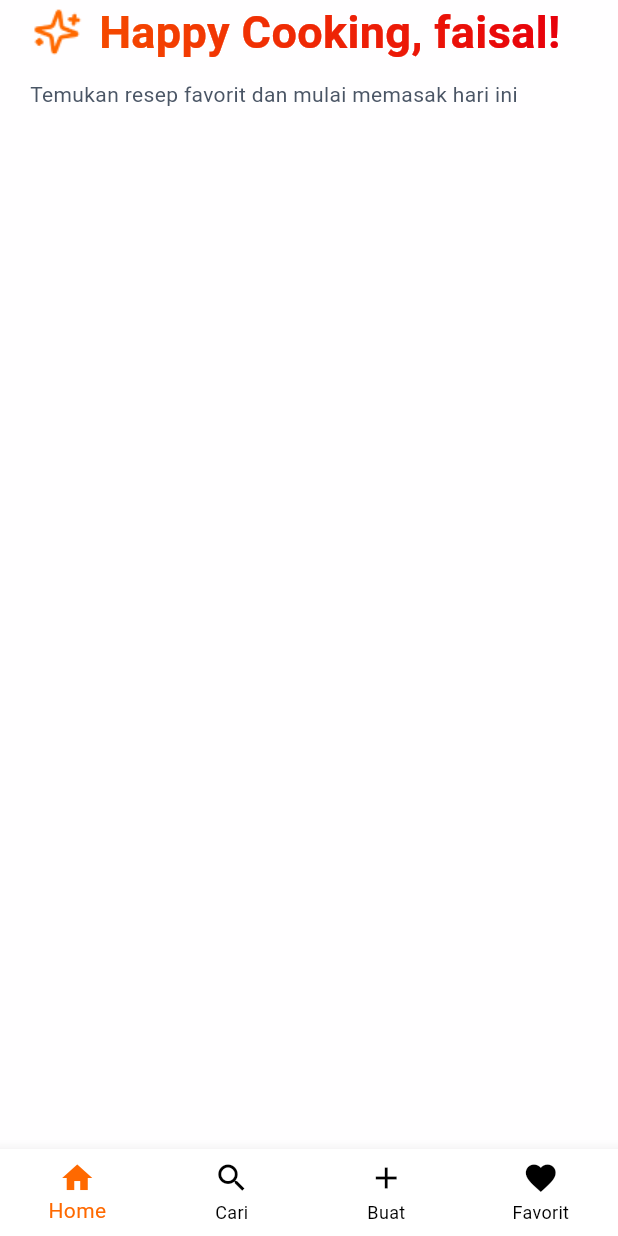
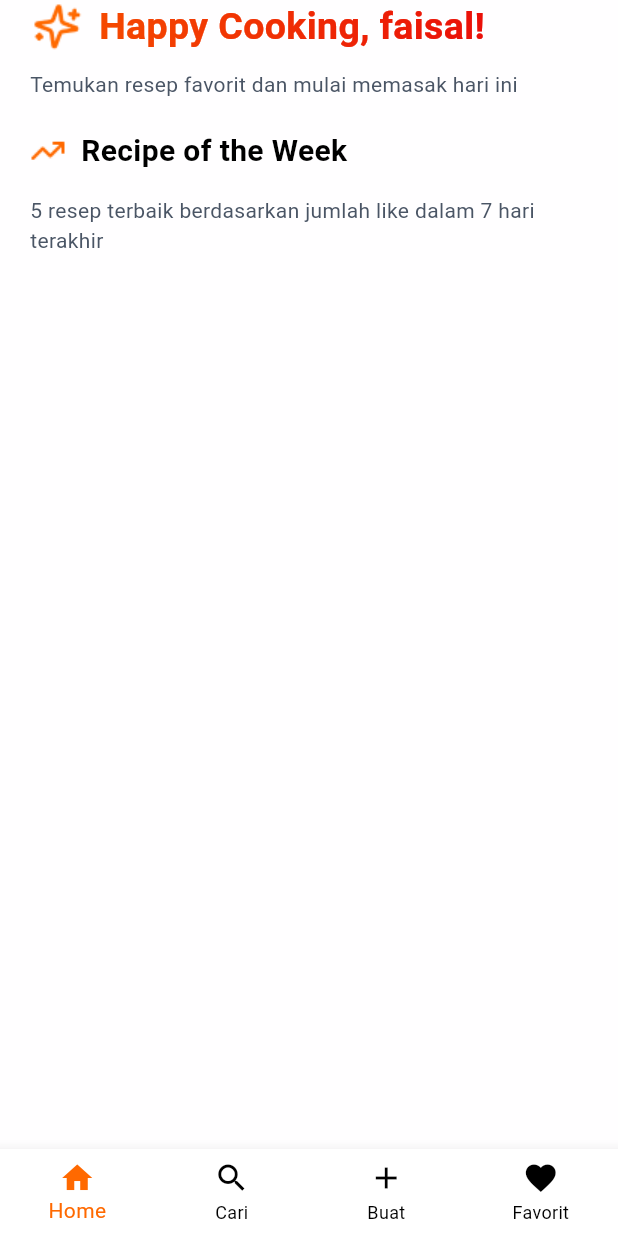
Before and after one commit to raviaja/FoodLyMobile, a Flutter app: the screen it shows after launch, on a phone screen of 412 x 824 dp. Run offline on Flutter 3.47's test engine with Material 3 defaults, Android fonts, the phone set to English and light mode, and no system bars.

Commit message:
menerapkan clean architecture "feature-first"

```diff
--- a/lib/Pages/homepage.dart
+++ /dev/null
@@ -1,59 +0,0 @@
-import 'package:flutter/material.dart';
-
-class HomePage extends StatefulWidget {
-  const HomePage({super.key});
-
-  @override
-  State<HomePage> createState() => _HomePageState();
-}
-
-class _HomePageState extends State<HomePage> {
-  @override
-  Widget build(BuildContext context) {
-    return SafeArea(
-      child: Container(
-        padding: EdgeInsets.only(left: 20, right: 20),
-        width: double.infinity,
-        decoration: BoxDecoration(color: Colors.white.withValues(alpha: 0.9)),
-
-        child: Column(
-          crossAxisAlignment: CrossAxisAlignment.start,
-          children: [
-            Row(
-              spacing: 10,
-              children: [
-                Image.asset('lib/assets/icons/IconStar.png'),
-                ShaderMask(
-                  shaderCallback: (bounds) =>
-                      const LinearGradient(
-                        colors: [Color(0xFFF54900), Color(0xFFE7000B)],
-                      ).createShader(
-                        Rect.fromLTWH(0, 0, bounds.width, bounds.height),
-                      ),
-
-                  child: const Text(
-                    'Happy Cooking, faisal!',
-                    style: TextStyle(
-                      fontSize: 30,
-                      fontWeight: FontWeight.bold,
-                      color: Colors.white,
-                    ),
-                  ),
-                ),
-              ],
-            ),
-
-            SizedBox(height: 10,),
-
-            Text(
-              "Temukan resep favorit dan mulai memasak hari ini",
-              style: TextStyle(
-                color: Color(0xFF4A5565)
-              ),
-            )
-          ],
-        ),
-      ),
-    );
-  }
-}
--- /dev/null
+++ b/lib/features/homescreen/presentation/homepage.dart
@@ -0,0 +1,83 @@
+import 'package:flutter/material.dart';
+
+class HomePage extends StatefulWidget {
+  const HomePage({super.key});
+
+  @override
+  State<HomePage> createState() => _HomePageState();
+}
+
+class _HomePageState extends State<HomePage> {
+  @override
+  Widget build(BuildContext context) {
+    return SafeArea(
+      child: Container(
+        padding: EdgeInsets.only(left: 20, right: 20),
+        width: double.infinity,
+        decoration: BoxDecoration(color: Colors.white.withValues(alpha: 0.9)),
+
+        child: Column(
+          crossAxisAlignment: CrossAxisAlignment.start,
+          children: [
+            Row(
+              spacing: 10,
+              children: [
+                Image.asset('lib/assets/icons/IconStar.png'),
+                Expanded(
+                  child: ShaderMask(
+                    shaderCallback: (bounds) =>
+                        const LinearGradient(
+                          colors: [Color(0xFFF54900), Color(0xFFE7000B)],
+                        ).createShader(
+                          Rect.fromLTWH(0, 0, bounds.width, bounds.height),
+                        ),
+
+                    child: const Text(
+                      'Happy Cooking, faisal!',
+                      style: TextStyle(
+                        fontSize: 25,
+                        fontWeight: FontWeight.bold,
+                        color: Colors.white,
+                      ),
+                    ),
+                  ),
+                ),
+              ],
+            ),
+
+            SizedBox(height: 10),
+
+            Text(
+              "Temukan resep favorit dan mulai memasak hari ini",
+              style: TextStyle(color: Color(0xFF4A5565)),
+            ),
+
+            SizedBox(height: 20),
+
+            Row(
+              spacing: 10,
+              children: [
+                Image.asset('lib/assets/icons/IconRising.png'),
+                Text(
+                  'Recipe of the Week',
+                  style: TextStyle(
+                    fontSize: 20,
+                    fontWeight: FontWeight.bold,
+                    color: Colors.black,
+                  ),
+                ),
+              ],
+            ),
+
+            SizedBox(height: 15),
+
+            Text(
+              "5 resep terbaik berdasarkan jumlah like dalam 7 hari terakhir",
+              style: TextStyle(color: Color(0xFF4A5565)),
+            ),
+          ],
+        ),
+      ),
+    );
+  }
+}
--- a/lib/main.dart
+++ b/lib/main.dart
@@ -1,6 +1,6 @@
 import 'package:flutter/material.dart';
-import 'package:foodly_mobile_frontend/Pages/homepage.dart';
-import 'package:foodly_mobile_frontend/Pages/searchpage.dart';
+import 'package:foodly_mobile_frontend/features/homescreen/presentation/homepage.dart';
+import 'package:foodly_mobile_frontend/features/searchscreen/presentation/searchpage.dart';
 
 void main() {
   runApp(const MyApp());
```
Also changed, not shown: lib/assets/icons/IconRising.png (added), lib/features/searchscreen/presentation/searchpage.dart (renamed from lib/Pages/searchpage.dart).
